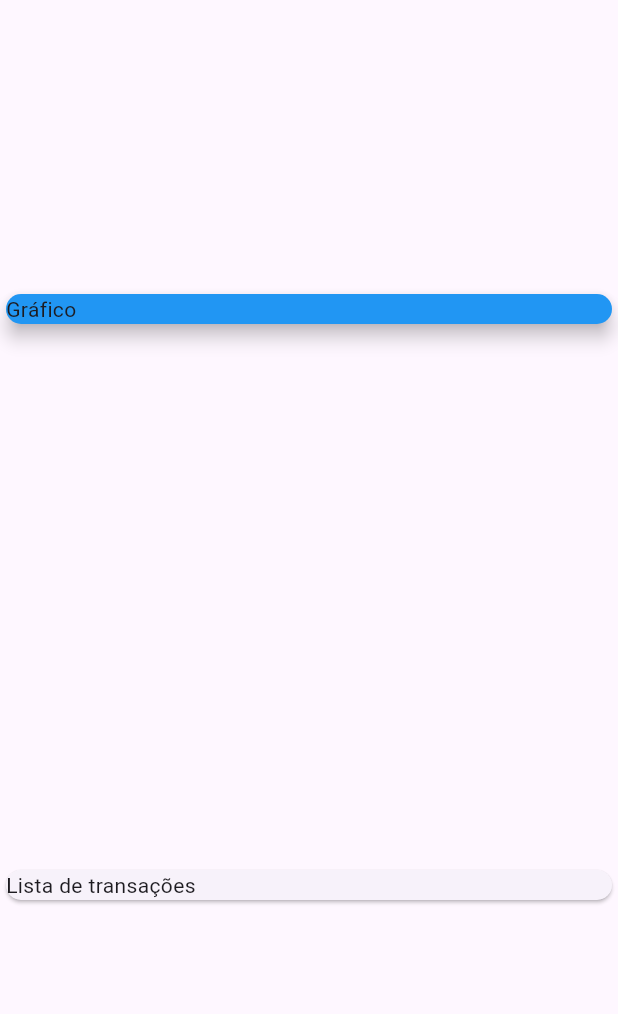
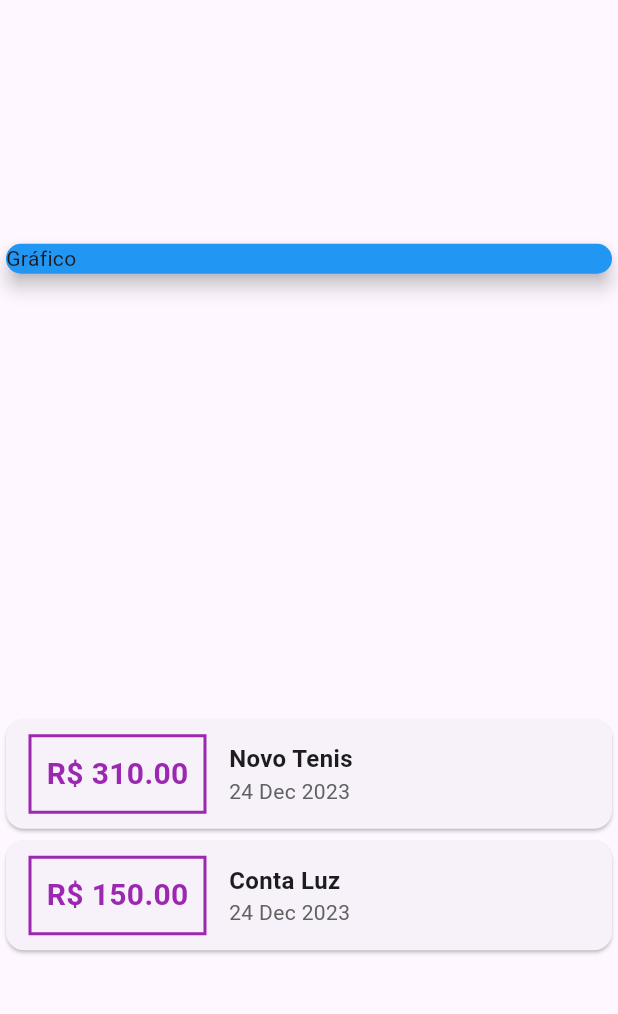
Before and after one commit to pedrogodri/app-despesas-pessoais, a Flutter app: the screen it shows after launch, on a phone screen of 412 x 824 dp, the part 63-1077 px from its top. Run offline on Flutter 3.47's test engine with Material 3 defaults, Android fonts, the phone set to English and light mode, and no system bars.

Commit message:
Transaction

```diff
--- a/app/lib/main.dart
+++ b/app/lib/main.dart
@@ -1,4 +1,6 @@
+import 'package:app/models/transaction.dart';
 import 'package:flutter/material.dart';
+import 'package:intl/intl.dart';
 
 main() => runApp(ExpensesApp());
 
@@ -12,7 +14,10 @@ class ExpensesApp extends StatelessWidget {
 }
 
 class MyHomePage extends StatelessWidget {
-  const MyHomePage({super.key});
+  final _transactions = [
+    Transaction(id: '1', title: 'Novo Tenis', value: 310, date: DateTime.now()),
+    Transaction(id: '2', title: 'Conta Luz', value: 150, date: DateTime.now())
+  ];
 
   @override
   Widget build(BuildContext context) {
@@ -31,11 +36,53 @@ class MyHomePage extends StatelessWidget {
                 elevation: 5,
               ),
             ),
-          Card(
-            child: Text('Lista de transações'),
+            Column(
+              children: _transactions.map((tr) {
+                return Card(
+                  child: Row(children: [
+                    Container(
+                      margin: EdgeInsets.symmetric(
+                        horizontal: 15,
+                        vertical: 10,
+                      ),
+                      decoration: BoxDecoration(
+                          border: Border.all(
+                        color: Colors.purple,
+                        width: 2,
+                      )),
+                      padding: EdgeInsets.all(10),
+                      child: Text(
+                        'R\$ ${tr.value.toStringAsFixed(2)}',
+                        style: TextStyle(
+                          fontWeight: FontWeight.bold,
+                          fontSize: 20,
+                          color: Colors.purple,
+                        ),
+                      ),
+                    ),
+                    Column(
+                      crossAxisAlignment: CrossAxisAlignment.start,
+                      children: [
+                        Text(
+                          tr.title,
+                          style: TextStyle(
+                            fontSize: 16,
+                            fontWeight: FontWeight.bold,
+                          ),
+                        ),
+                        Text(
+                          DateFormat('d MMM y').format(tr.date),
+                          style: TextStyle(
+                            color: Colors.grey[700],
+                          ),
+                        ),
+                      ],
+                    )
+                  ]),
+                );
+              }).toList(),
             )
           ],
-      )
-    );
+        ));
   }
 }
--- /dev/null
+++ b/app/lib/models/transaction.dart
@@ -0,0 +1,13 @@
+class Transaction {
+  final String id;
+  final String title;
+  final double value;
+  final DateTime date;
+
+  Transaction({
+    required this.id,
+    required this.title,
+    required this.value,
+    required this.date,
+  });
+}
--- a/app/pubspec.yaml
+++ b/app/pubspec.yaml
@@ -30,6 +30,8 @@ environment:
 dependencies:
   flutter:
     sdk: flutter
+
+  intl: ^0.19.0
 
 
   # The following adds the Cupertino Icons font to your application.
```
Lines whose indentation alone changed are shown as unchanged.
